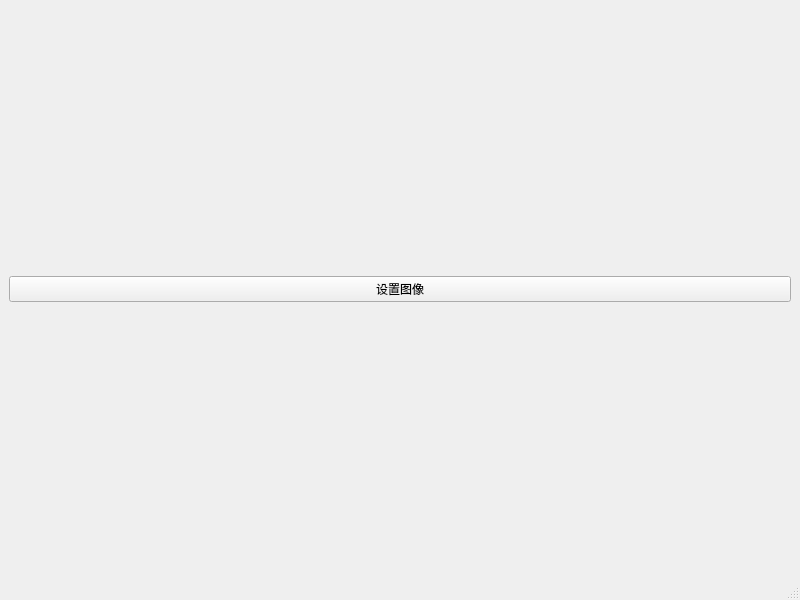
wondron/graphics, file mainwindow.ui: the form before one commit.
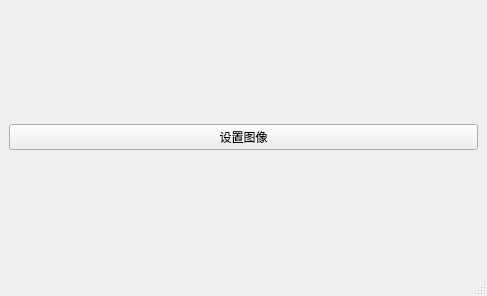
The form after the commit.

What changed in the file:
```diff
--- a/mainwindow.ui
+++ b/mainwindow.ui
@@ -6,8 +6,8 @@
    <rect>
     <x>0</x>
     <y>0</y>
-    <width>800</width>
-    <height>600</height>
+    <width>487</width>
+    <height>296</height>
    </rect>
   </property>
   <property name="windowTitle">
```
Left out of the diff: 2 changed lines with no effect on the pictures.
